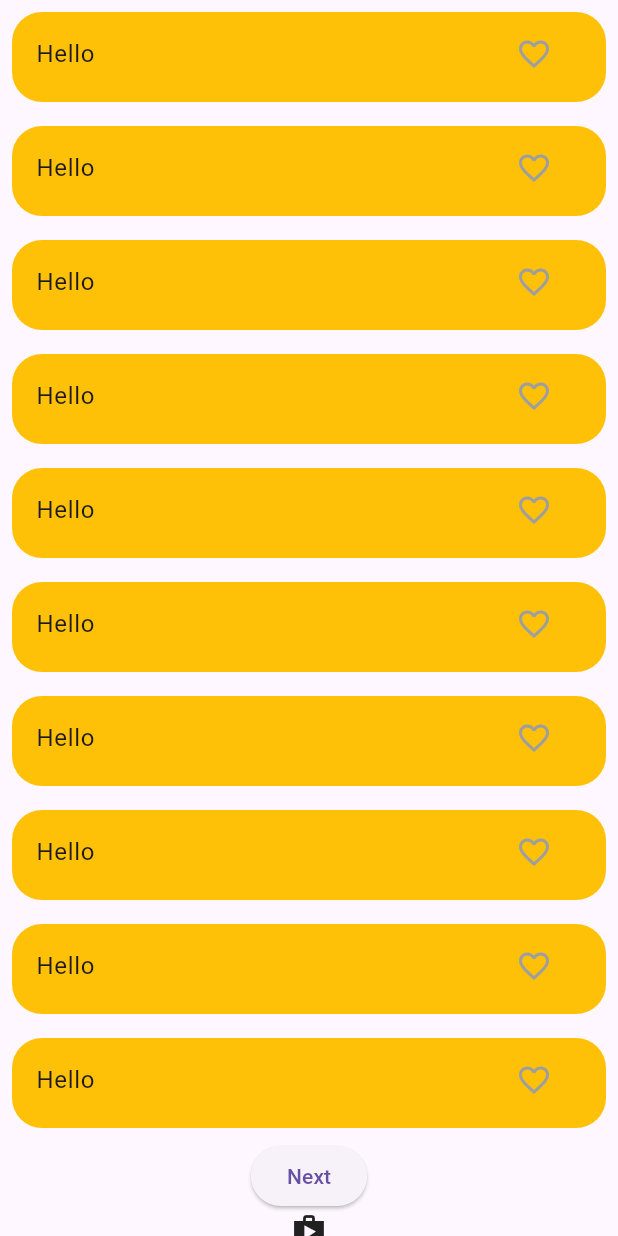
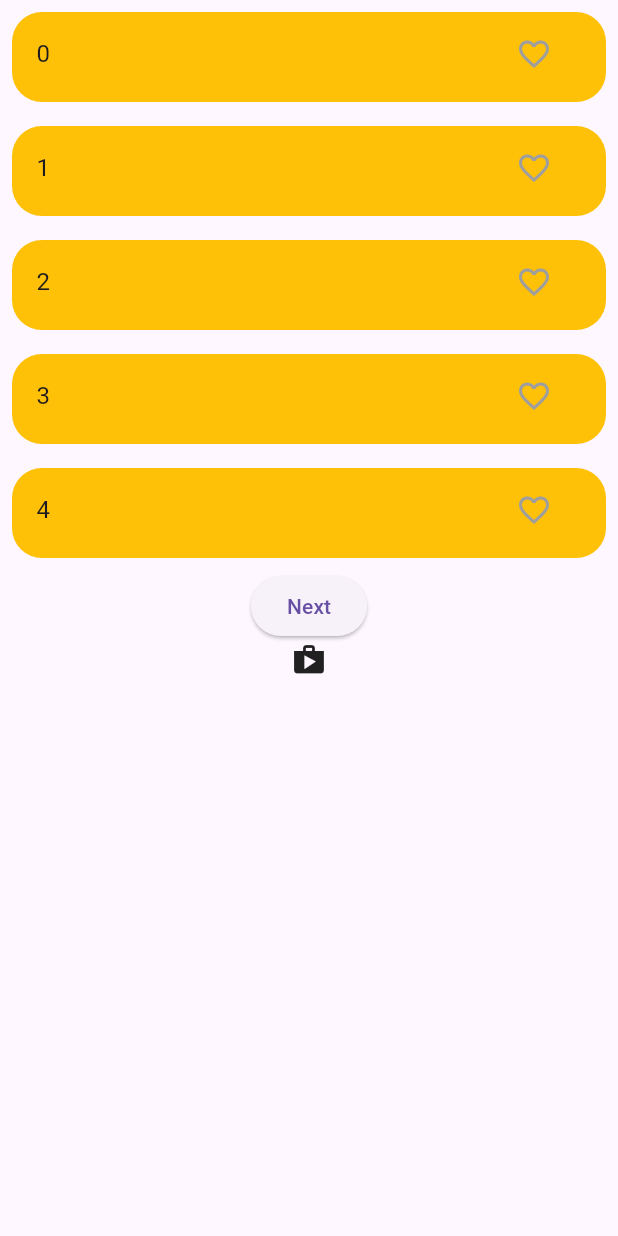
Before and after one commit to moheed25/Get-API-Using-Provider-In-Flutter-, a Flutter app: the screen it shows after launch, on a phone screen of 412 x 824 dp. Run offline on Flutter 3.47's test engine with Material 3 defaults, Android fonts, the phone set to English and light mode, and no system bars; drawn by our look-alikes of badges.

Commit message:
add some chnages

```diff
--- a/proapi/lib/add_remove/item_list.dart
+++ b/proapi/lib/add_remove/item_list.dart
@@ -15,7 +15,7 @@ class MyItemsList extends StatelessWidget {
       body: Column(
         children: [
           ListView.builder(
-              itemCount: 10,
+              itemCount: 5,
               shrinkWrap: true,
               itemBuilder: (context, index) {
                 return Padding(
@@ -28,7 +28,7 @@ class MyItemsList extends StatelessWidget {
                       borderRadius: BorderRadius.circular(20),
                     ),
                     child: ListTile(
-                      title: Text("Hello"),
+                      title: Text("$index"),
                       trailing: IconButton(
                           onPressed: () {
                             if (!fav.contains(index)) {
--- a/proapi/lib/add_remove/notifier.dart
+++ b/proapi/lib/add_remove/notifier.dart
@@ -12,4 +12,9 @@ class ItemProvider extends ChangeNotifier {
     fav_List.remove(index);
     notifyListeners();
   }
+
+  deleteAllList() {
+    fav_List.clear();
+    notifyListeners();
+  }
 }
--- a/proapi/lib/main.dart
+++ b/proapi/lib/main.dart
@@ -30,6 +30,7 @@ class MyApp extends StatelessWidget {
         ),
       ],
       child: MaterialApp(
+          debugShowCheckedModeBanner: false,
           title: 'Flutter Demo',
           theme: ThemeData(
             primarySwatch: Colors.blue,
```
Also changed, not shown: proapi/lib/add_remove/new_screen.dart (+20 -0 lines).
